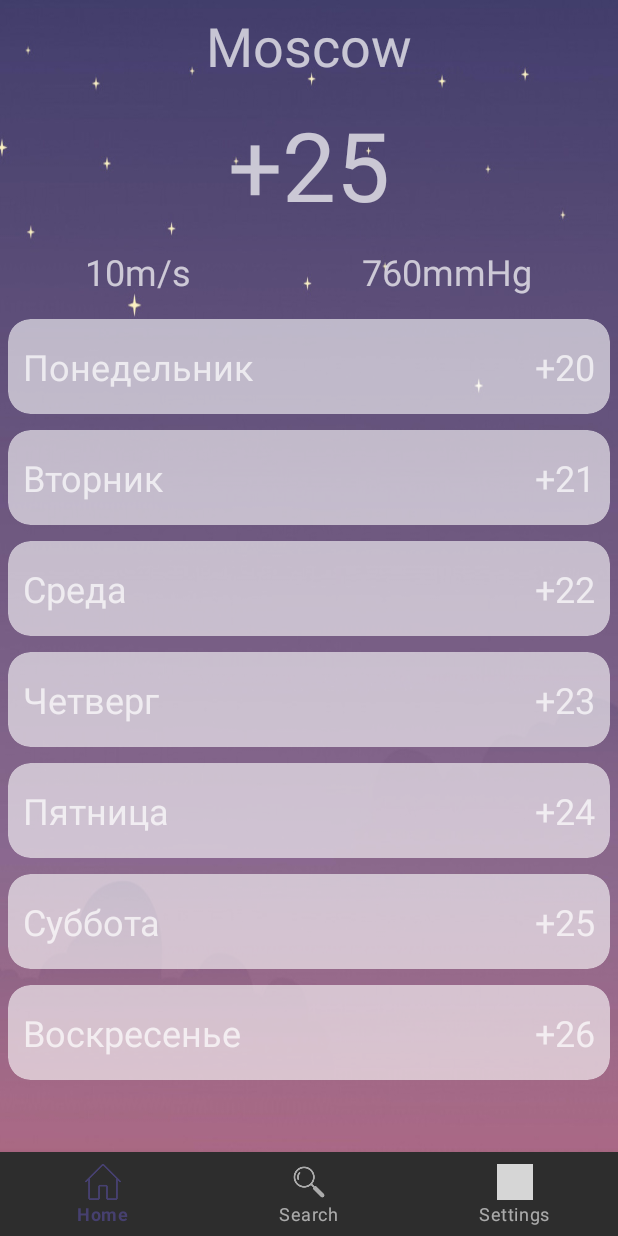
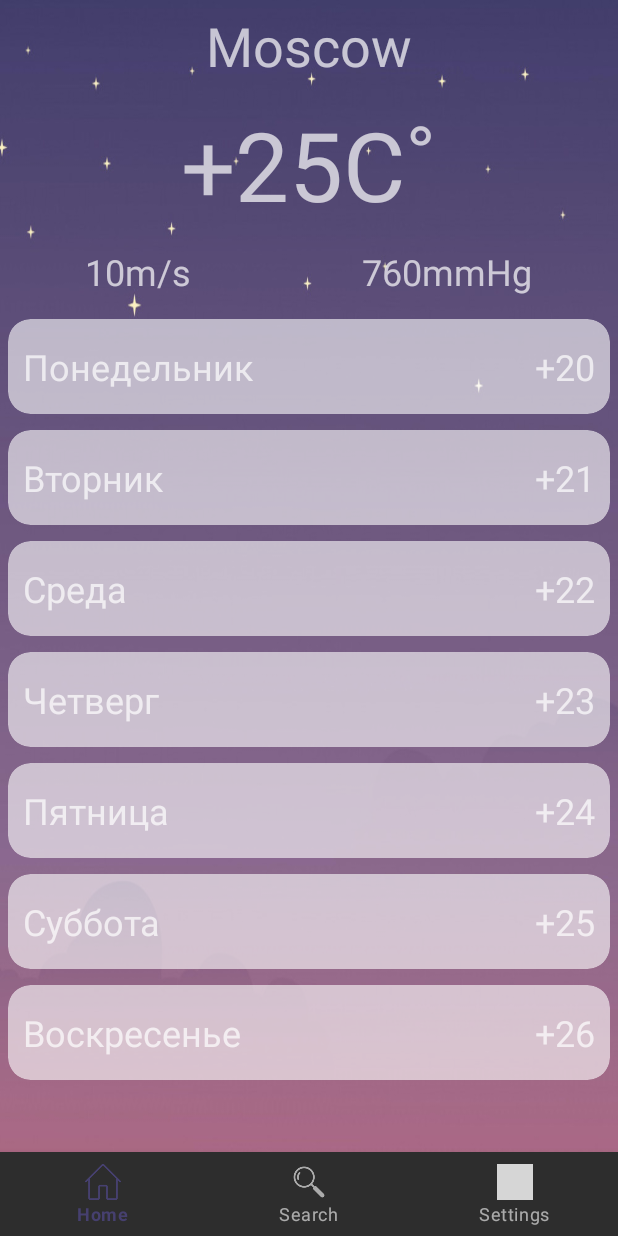
Before and after one commit to kozirfm/AndroidPart1, an Android app: the screen it shows after launch (MainActivity), on a phone screen of 412 x 824 dp. Run offline under Robolectric (Android 15) with nearby library versions, the phone set to English and light mode, and no system bars; grey boxes are pictures that could not be loaded.

Commit message:
Android Part 1, Home Work, Lesson8, add celsius on activity_main from setting

```diff
--- a/app/src/main/java/ru/geekbrains/kozirfm/weatherapp/MainActivity.java
+++ b/app/src/main/java/ru/geekbrains/kozirfm/weatherapp/MainActivity.java
@@ -12,7 +12,6 @@ import android.os.Bundle;
 import androidx.recyclerview.widget.LinearLayoutManager;
 import androidx.recyclerview.widget.RecyclerView;
 
-import android.util.Log;
 import android.view.MenuItem;
 import android.widget.TextView;
 
@@ -24,11 +23,11 @@ public class MainActivity extends AppCompatActivity implements Constants {
     private TextView mainTemperature;
     private TextView mainWindPower;
     private TextView mainPressure;
+    private TextView mainTemperatureName;
     private TextView mainWindPowerName;
     private TextView mainPressureName;
     private SettingsFragment settingsFragment;
     private SelectCityFragment selectCityFragment;
-
 
     @Override
     protected void onCreate(Bundle savedInstanceState) {
@@ -74,12 +73,14 @@ public class MainActivity extends AppCompatActivity implements Constants {
         mainTemperature = findViewById(R.id.mainTemperature);
         mainWindPower = findViewById(R.id.mainWindPower);
         mainPressure = findViewById(R.id.mainPressure);
+        mainTemperatureName = findViewById(R.id.mainTemperatureName);
         mainWindPowerName = findViewById(R.id.mainWindPowerName);
         mainPressureName = findViewById(R.id.mainPressureName);
         mainCity.setText(R.string.city_moscow);
         mainTemperature.setText(R.string.main_temperature);
         mainWindPower.setText(R.string.main_wind_power);
         mainPressure.setText(R.string.main_pressure);
+        mainTemperatureName.setText(R.string.celsius);
         mainWindPowerName.setText(R.string.wind_power_ms);
         mainPressureName.setText(R.string.pressure_button_mmHg);
         settingsFragment = new SettingsFragment();
@@ -98,9 +99,10 @@ public class MainActivity extends AppCompatActivity implements Constants {
         recyclerView.setAdapter(adapter);
     }
 
-    private void setMetrics(){
+    private void setMetrics() {
         SharedPreferences sharedPreferences = getSharedPreferences(SHARED_PREFERENCES_NAME, MODE_PRIVATE);
-        if(sharedPreferences.getBoolean(IS_METRIC_SETTINGS,false)){
+        if (sharedPreferences.getBoolean(IS_METRIC_SETTINGS, false)) {
+            mainTemperatureName.setText(sharedPreferences.getString(METRICS_TEMPERATURE_VALUE, mainTemperatureName.getText().toString()));
             mainWindPowerName.setText(sharedPreferences.getString(METRICS_WIND_POWER_VALUE, mainWindPowerName.getText().toString()));
             mainPressureName.setText(sharedPreferences.getString(METRICS_PRESSURE_VALUE, mainPressureName.getText().toString()));
         }
--- a/app/src/main/java/ru/geekbrains/kozirfm/weatherapp/SettingsFragment.java
+++ b/app/src/main/java/ru/geekbrains/kozirfm/weatherapp/SettingsFragment.java
@@ -35,7 +35,7 @@ public class SettingsFragment extends Fragment implements Constants {
         final View view = inflater.inflate(R.layout.activity_settings, container, false);
         init(view);
 
-        if(sharedPreferences.getBoolean(IS_METRIC_SETTINGS, false)) {
+        if (sharedPreferences.getBoolean(IS_METRIC_SETTINGS, false)) {
             temperature.check(sharedPreferences.getInt(METRICS_TEMPERATURE_ID, temperature.getCheckedRadioButtonId()));
             windPower.check(sharedPreferences.getInt(METRICS_WIND_POWER_ID, windPower.getCheckedRadioButtonId()));
             pressure.check(sharedPreferences.getInt(METRICS_PRESSURE_ID, pressure.getCheckedRadioButtonId()));
@@ -54,18 +54,20 @@ public class SettingsFragment extends Fragment implements Constants {
         setMetricsSetting.setOnClickListener(new View.OnClickListener() {
             @Override
             public void onClick(View v) {
-                setMetricsSetting(temperature.getCheckedRadioButtonId(),windPower.getCheckedRadioButtonId(), pressure.getCheckedRadioButtonId());
+                setMetricsSetting(temperature.getCheckedRadioButtonId(), windPower.getCheckedRadioButtonId(), pressure.getCheckedRadioButtonId());
+                TextView temperatureName = getActivity().findViewById(R.id.mainTemperatureName);
                 TextView windPowerName = getActivity().findViewById(R.id.mainWindPowerName);
                 TextView pressureName = getActivity().findViewById(R.id.mainPressureName);
+                temperatureName.setText(temperatureValue.getText());
                 windPowerName.setText(windPowerValue.getText());
                 pressureName.setText(pressureValue.getText());
-                Snackbar.make(view, "Настройки успешно сохранены",Snackbar.LENGTH_SHORT).show();
+                Snackbar.make(view, "Настройки успешно сохранены", Snackbar.LENGTH_SHORT).show();
             }
         });
         return view;
     }
 
-    private void init(View view){
+    private void init(View view) {
         sharedPreferences = getActivity().getSharedPreferences(SHARED_PREFERENCES_NAME, Context.MODE_PRIVATE);
         temperature = view.findViewById(R.id.temperatureSetting);
         windPower = view.findViewById(R.id.windPowerSetting);
@@ -74,7 +76,7 @@ public class SettingsFragment extends Fragment implements Constants {
         setDarkTheme = view.findViewById(R.id.darkLightSwitch);
     }
 
-    private void setMetricsSetting(int temperature, int windPower, int pressure){
+    private void setMetricsSetting(int temperature, int windPower, int pressure) {
         SharedPreferences.Editor editor = sharedPreferences.edit();
         temperatureValue = getView().findViewById(this.temperature.getCheckedRadioButtonId());
         windPowerValue = getView().findViewById(this.windPower.getCheckedRadioButtonId());
--- a/app/src/main/res/layout/activity_main.xml
+++ b/app/src/main/res/layout/activity_main.xml
@@ -33,15 +33,29 @@
                 app:layout_constraintRight_toRightOf="parent"
                 app:layout_constraintTop_toTopOf="parent" />
 
-            <TextView
-                android:id="@+id/mainTemperature"
+            <LinearLayout
                 android:layout_width="wrap_content"
                 android:layout_height="wrap_content"
                 android:layout_gravity="center"
-                android:paddingTop="12dp"
-                android:paddingBottom="12dp"
-                android:text="@string/main_temperature"
-                android:textSize="@dimen/main_temperature" />
+                android:orientation="horizontal">
+
+                <TextView
+                    android:id="@+id/mainTemperature"
+                    android:layout_width="wrap_content"
+                    android:layout_height="wrap_content"
+                    android:paddingTop="12dp"
+                    android:paddingBottom="12dp"
+                    android:text="@string/main_temperature"
+                    android:textSize="@dimen/main_temperature" />
+
+                <TextView
+                    android:id="@+id/mainTemperatureName"
+                    android:layout_width="wrap_content"
+                    android:layout_height="wrap_content"
+                    android:text="@string/celsius"
+                    android:textSize="@dimen/main_temperature"/>
+
+            </LinearLayout>
 
             <LinearLayout
                 android:layout_width="match_parent"
```
